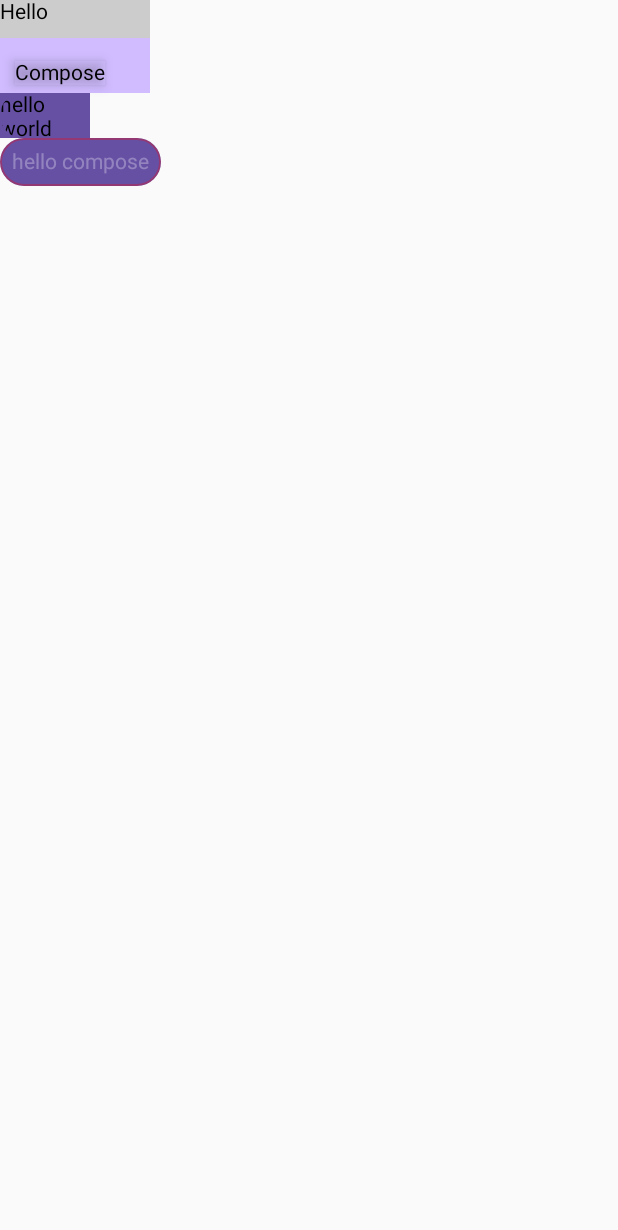
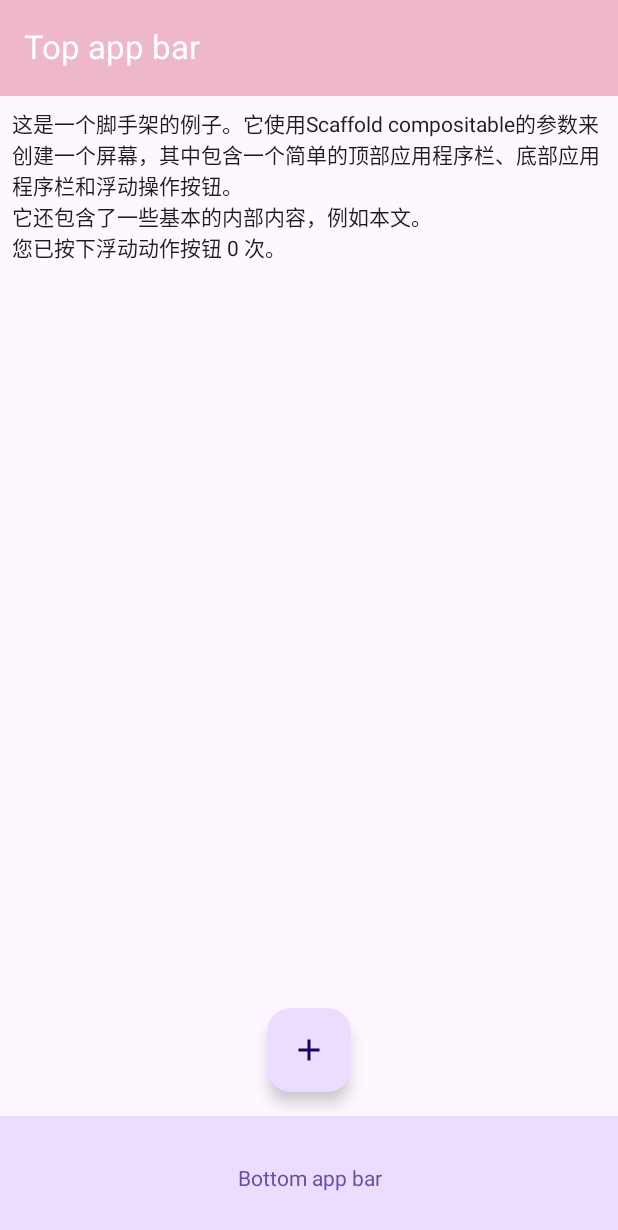
Before and after one commit to DGUTyu/ComposeDemo, an Android app built with Jetpack Compose: the screen it shows after launch (ComposeActivity), on a phone screen of 412 x 824 dp. Shown: the top 1230 px of the screen. Run offline under Robolectric (Android 15) with nearby library versions, the phone set to English and light mode, and no system bars.

Commit message:
使用布局组件：Scaffold,topBar,bottomBar与floatingActionButton

```diff
--- a/app/src/main/java/com/wxdgut/composedemo/ComposeActivity.kt
+++ b/app/src/main/java/com/wxdgut/composedemo/ComposeActivity.kt
@@ -8,14 +8,27 @@
 import androidx.compose.foundation.border
 import androidx.compose.foundation.clickable
 import androidx.compose.foundation.combinedClickable
+import androidx.compose.foundation.layout.Arrangement
 import androidx.compose.foundation.layout.Box
 import androidx.compose.foundation.layout.Column
+import androidx.compose.foundation.layout.fillMaxWidth
 import androidx.compose.foundation.layout.height
 import androidx.compose.foundation.layout.padding
 import androidx.compose.foundation.layout.size
 import androidx.compose.foundation.layout.width
 import androidx.compose.foundation.layout.wrapContentSize
+import androidx.compose.material.icons.Icons
+import androidx.compose.material.icons.filled.Add
+import androidx.compose.material3.BottomAppBar
+import androidx.compose.material3.ExperimentalMaterial3Api
+import androidx.compose.material3.FabPosition
+import androidx.compose.material3.FloatingActionButton
+import androidx.compose.material3.Icon
+import androidx.compose.material3.MaterialTheme
+import androidx.compose.material3.Scaffold
 import androidx.compose.material3.Text
+import androidx.compose.material3.TopAppBar
+import androidx.compose.material3.TopAppBarDefaults
 import androidx.compose.runtime.Composable
 import androidx.compose.runtime.getValue
 import androidx.compose.runtime.mutableStateOf
@@ -28,9 +41,11 @@
 import androidx.compose.ui.draw.shadow
 import androidx.compose.ui.graphics.Color
 import androidx.compose.ui.graphics.RectangleShape
+import androidx.compose.ui.text.style.TextAlign
 import androidx.compose.ui.tooling.preview.Preview
 import androidx.compose.ui.unit.dp
 import com.wxdgut.composedemo.bean.Message
+import com.wxdgut.composedemo.ui.theme.Pink80
 import com.wxdgut.composedemo.ui.theme.Purple40
 import com.wxdgut.composedemo.ui.theme.Purple80
 import com.wxdgut.composedemo.ui.theme.Shapes
@@ -49,7 +64,8 @@
     @Preview(showBackground = true)
     @Composable
     fun ShowPreview() {
-        ShowModifierText()
+        //ShowModifierText()
+        ScaffoldExample()
     }
 
     @Composable
@@ -108,4 +124,56 @@
             }
         }
     }
+
+    //Scaffold、TopAppBar需要添加注解
+    @OptIn(ExperimentalMaterial3Api::class)
+    @Composable
+    fun ScaffoldExample() {
+        var presses by remember { mutableStateOf(0) }
+        Scaffold(
+            topBar = {
+                TopAppBar(
+                    title = { Text("Top app bar") },
+                    colors = TopAppBarDefaults.smallTopAppBarColors(
+                        containerColor = Pink80,
+                        titleContentColor = Color.White
+                    )
+                )
+            },
+            bottomBar = {
+                BottomAppBar(
+                    containerColor = MaterialTheme.colorScheme.primaryContainer,
+                    contentColor = MaterialTheme.colorScheme.primary,
+                ) {
+                    Text(
+                        modifier = Modifier.fillMaxWidth(),
+                        textAlign = TextAlign.Center,
+                        text = "Bottom app bar",
+                    )
+                }
+            },
+            floatingActionButton = {
+                FloatingActionButton(onClick = { presses++ }) {
+                    Icon(Icons.Default.Add, contentDescription = "Add")
+                }
+            },
+            //默认显示在右下角
+            floatingActionButtonPosition = FabPosition.Center
+        ) { innerPadding ->
+            Column(
+                modifier = Modifier.padding(innerPadding),
+                verticalArrangement = Arrangement.spacedBy(16.dp),
+            ) {
+                Text(
+                    modifier = Modifier.padding(8.dp),
+                    text =
+                    """
+                    这是一个脚手架的例子。它使用Scaffold compositable的参数来创建一个屏幕，其中包含一个简单的顶部应用程序栏、底部应用程序栏和浮动操作按钮。
+                    它还包含了一些基本的内部内容，例如本文。
+                    您已按下浮动动作按钮 $presses 次。
+                """.trimIndent(),
+                )
+            }
+        }
+    }
 }
```
